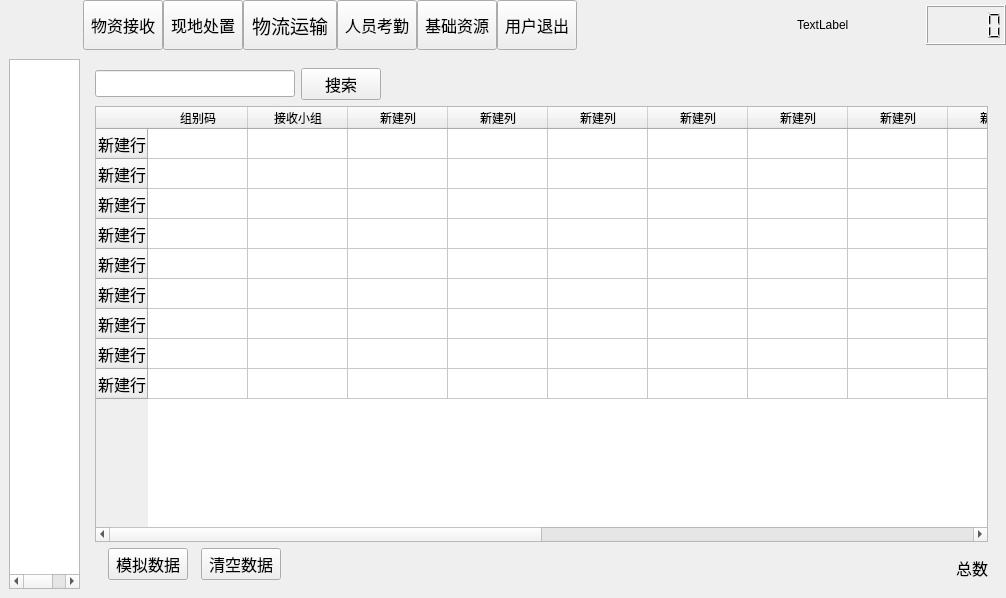
Old version of the form UIBasePlatformFrame.ui in the repository liuqiang12/UIBasePlatformFrame.
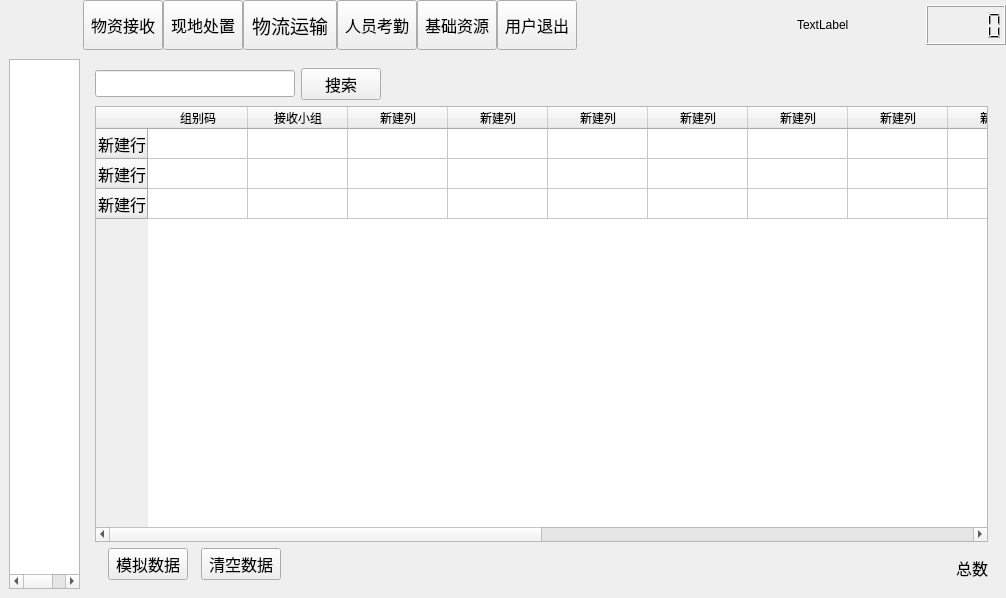
New version of the form. Icons and pictures are not drawn.

```diff
--- a/UIBasePlatformFrame.ui
+++ b/UIBasePlatformFrame.ui
@@ -1305,36 +1305,6 @@
                <string>新建行</string>
               </property>
              </row>
-             <row>
-              <property name="text">
-               <string>新建行</string>
-              </property>
-             </row>
-             <row>
-              <property name="text">
-               <string>新建行</string>
-              </property>
-             </row>
-             <row>
-              <property name="text">
-               <string>新建行</string>
-              </property>
-             </row>
-             <row>
-              <property name="text">
-               <string>新建行</string>
-              </property>
-             </row>
-             <row>
-              <property name="text">
-               <string>新建行</string>
-              </property>
-             </row>
-             <row>
-              <property name="text">
-               <string>新建行</string>
-              </property>
-             </row>
              <column>
               <property name="text">
                <string>组别码</string>
```
